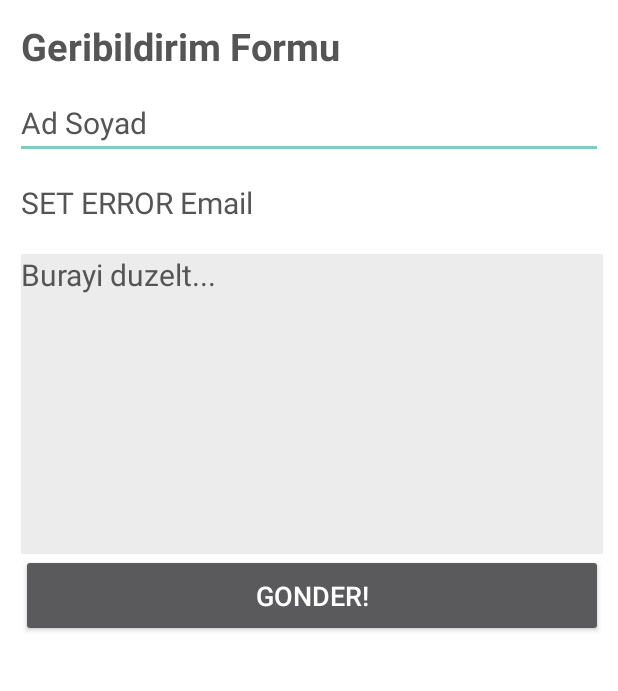
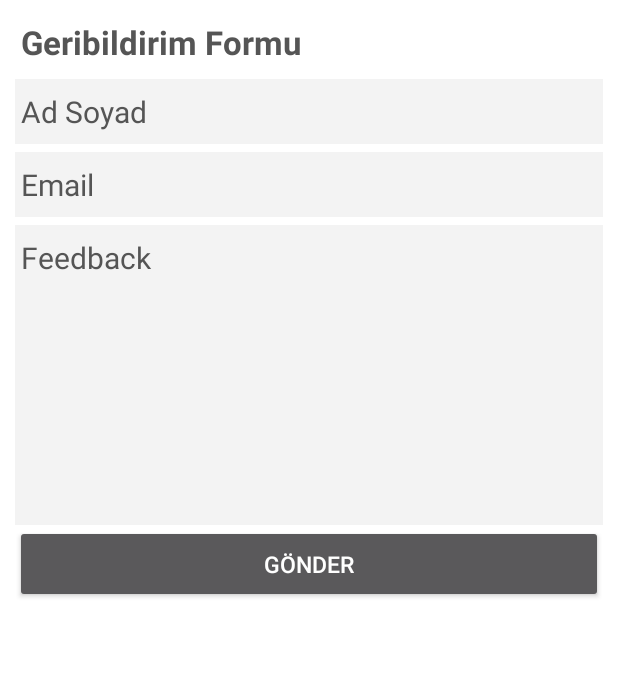
Before and after one commit to edencakir/irl-android, an Android app: the ContactActivity screen opened directly, with no data from a screen before it, on a phone screen of 412 x 824 dp, the part 79-770 px from its top. Run offline under Robolectric (Android 15) with nearby library versions, the phone set to English and light mode, and no system bars; network calls fail.

Commit message:
Contact initiated

```diff
--- a/app/src/main/AndroidManifest.xml
+++ b/app/src/main/AndroidManifest.xml
@@ -1,9 +1,6 @@
 <?xml version="1.0" encoding="utf-8"?>
 <manifest xmlns:android="http://schemas.android.com/apk/res/android"
     package="tr.edu.iyte.irl.irl" >
-
-    <uses-permission android:name="android.permission.INTERNET" />
-    <uses-permission android:name="android.permission.ACCESS_NETWORK_STATE" />
 
     <permission
         android:name="tr.edu.iyte.irl.irl.Fragments.TransportFragment.permission.MAPS_RECEIVE"
--- a/app/src/main/java/tr/edu/iyte/irl/irl/BaseActivity.java
+++ b/app/src/main/java/tr/edu/iyte/irl/irl/BaseActivity.java
@@ -24,7 +24,7 @@ public class BaseActivity extends AppCompatActivity {
     private PagerSlidingTabStrip tabStrip;
     private BaseFragmentPagerAdapter adapter;
     private Toolbar toolbar;
-    private ImageView buttonQR;
+    private ImageView buttonQR, buttonContact;
     private String qrURL;
 
     @Override
@@ -40,6 +40,7 @@ public class BaseActivity extends AppCompatActivity {
     private void findViews() {
         toolbar = (Toolbar) findViewById(R.id.toolbar);
         buttonQR = (ImageView) findViewById(R.id.buttonQR);
+        buttonContact = (ImageView) findViewById(R.id.buttonContact);
         viewPager = (ViewPager) findViewById(R.id.viewPager);
         tabStrip = (PagerSlidingTabStrip) findViewById(R.id.tabs);
 
@@ -58,6 +59,12 @@ public class BaseActivity extends AppCompatActivity {
             @Override
             public void onClick(View v) {
                 scanQR();
+            }
+        });
+        buttonContact.setOnClickListener(new View.OnClickListener() {
+            @Override
+            public void onClick(View v) {
+                startActivity(new Intent(getBaseContext(), ContactActivity.class));
             }
         });
     }
--- a/app/src/main/java/tr/edu/iyte/irl/irl/ContactActivity.java
+++ b/app/src/main/java/tr/edu/iyte/irl/irl/ContactActivity.java
@@ -1,6 +1,5 @@
 package tr.edu.iyte.irl.irl;
 
-import android.support.v7.app.ActionBarActivity;
 import android.os.Bundle;
 import android.support.v7.app.AppCompatActivity;
 import android.view.Menu;
@@ -13,6 +12,12 @@ public class ContactActivity extends AppCompatActivity {
     protected void onCreate(Bundle savedInstanceState) {
         super.onCreate(savedInstanceState);
         setContentView(R.layout.activity_contact);
+
+        findViews();
+    }
+
+    private void findViews() {
+
     }
 
     @Override
--- a/app/src/main/java/tr/edu/iyte/irl/irl/Fragments/NewsFragment.java
+++ b/app/src/main/java/tr/edu/iyte/irl/irl/Fragments/NewsFragment.java
@@ -45,7 +45,7 @@ public class NewsFragment extends Fragment {
         recyclerView = (RecyclerView) v.findViewById(R.id.recycler_view);
     }
     private void initialize() {
-        //getNews();
+        getNews();
         layoutManager = new LinearLayoutManager(getActivity());
         recyclerView.setLayoutManager(layoutManager);
 
--- a/app/src/main/java/tr/edu/iyte/irl/irl/Utility/Constants.java
+++ b/app/src/main/java/tr/edu/iyte/irl/irl/Utility/Constants.java
@@ -4,6 +4,6 @@ package tr.edu.iyte.irl.irl.Utility;
  * Created by Enes on 7/26/15.
  */
 public class Constants {
-    public final static String NEWS_URL = "http://sdfadsf.cm";
+    public final static String NEWS_URL = "http://google.com";
     public final static String CATEGORY_KEY = "CATEGORY_KEY";
 }
--- a/app/src/main/res/layout/activity_base.xml
+++ b/app/src/main/res/layout/activity_base.xml
@@ -14,6 +14,16 @@
         <RelativeLayout
             android:layout_width="match_parent"
             android:layout_height="50dp">
+
+            <ImageView
+                android:id="@+id/buttonContact"
+                android:layout_width="40dp"
+                android:layout_height="45dp"
+                android:layout_marginLeft="5dp"
+                android:layout_marginStart="5dp"
+                android:layout_marginTop="2dp"
+                android:padding="4dp"
+                android:src="@drawable/contact" />
 
             <ImageView
                 android:layout_width="50dp"
--- a/app/src/main/res/layout/activity_contact.xml
+++ b/app/src/main/res/layout/activity_contact.xml
@@ -5,10 +5,10 @@
     tools:context="tr.edu.iyte.irl.irl.ContactActivity">
     <android.support.v7.widget.Toolbar
         android:id="@+id/toolbar"
+        android:layout_width="match_parent"
+        android:layout_height="wrap_content"
         android:background="@color/white"
-        android:minHeight="?attr/actionBarSize"
-        android:layout_width="match_parent"
-        android:layout_height="wrap_content">
+        android:minHeight="?attr/actionBarSize">
         <LinearLayout
             android:layout_width="match_parent"
             android:layout_height="50dp"
@@ -16,8 +16,8 @@
             <ImageView
                 android:layout_width="50dp"
                 android:layout_height="50dp"
+                android:layout_marginEnd="16dp"
                 android:layout_marginRight="16dp"
-                android:layout_marginEnd="16dp"
                 android:src="@drawable/logo"/>
         </LinearLayout>
 
@@ -26,60 +26,72 @@
         android:id="@+id/container"
         android:layout_width="match_parent"
         android:layout_height="match_parent"
+        android:layout_below="@id/toolbar"
         android:layout_marginLeft="10dp"
-        android:layout_marginRight="10dp"
-        android:layout_below="@id/toolbar">
+        android:layout_marginRight="10dp">
         <TextView
             android:id="@+id/title_feedback"
-            android:text="Geribildirim Formu"
-            android:textSize="25sp"
-            android:textStyle="bold"
-            android:textColor="#555"
+            android:layout_width="wrap_content"
+            android:layout_height="wrap_content"
             android:layout_marginLeft="4dp"
             android:layout_marginTop="10dp"
-            android:layout_width="wrap_content"
-            android:layout_height="wrap_content" />
+            android:text="Geribildirim Formu"
+            android:textColor="#555"
+            android:textSize="22sp"
+            android:textStyle="bold" />
 
         <EditText
             android:id="@+id/name"
             android:layout_width="match_parent"
             android:layout_height="wrap_content"
+            android:layout_below="@id/title_feedback"
             android:layout_marginTop="10dp"
-            android:layout_below="@id/title_feedback"
+            android:background="#f3f3f3"
             android:hint="Ad Soyad"
             android:inputType="textCapWords"
+            android:paddingBottom="8dp"
+            android:paddingLeft="4dp"
+            android:paddingTop="8dp"
+            android:textColor="#000"
             android:textSize="20sp"/>
         <EditText
             android:id="@+id/email"
             android:layout_width="match_parent"
             android:layout_height="wrap_content"
+            android:layout_below="@id/name"
             android:layout_marginTop="5dp"
-            android:layout_below="@id/name"
+            android:background="#f3f3f3"
+            android:hint="Email"
             android:inputType="textEmailAddress"
-            android:textSize="20sp"
-            android:hint="SET ERROR Email"/>
+            android:paddingBottom="8dp"
+            android:paddingLeft="4dp"
+            android:paddingTop="8dp"
+            android:textColor="#000"
+            android:textSize="20sp" />
         <EditText
             android:id="@+id/message"
             android:layout_width="match_parent"
             android:layout_height="200dp"
             android:layout_below="@id/email"
-            android:layout_marginTop="10dp"
-            android:layout_marginLeft="4dp"
+            android:layout_marginTop="5dp"
+            android:background="#f3f3f3"
             android:gravity="top|left"
-            android:textSize="20sp"
+            android:hint="Feedback"
             android:inputType="textMultiLine|textCapSentences"
-            android:background="#ececec"
-            android:hint="Burayi duzelt..."/>
+            android:paddingBottom="8dp"
+            android:paddingLeft="4dp"
+            android:paddingTop="8dp"
+            android:textColor="#000"
+            android:textSize="20sp" />
         <Button
             android:id="@+id/button_send"
             android:layout_width="match_parent"
             android:layout_height="wrap_content"
-            android:layout_marginLeft="4dp"
             android:layout_below="@id/message"
             android:padding="15dp"
-            android:textSize="18sp"
+            android:text="Gönder"
             android:textColor="@color/white"
-            android:text="Gonder!"/>
+            android:textSize="15sp" />
 
     </RelativeLayout>
 
```
Also changed, not shown: app/src/main/res/drawable/contact.png (added), app/src/main/res/drawable/qr.png.
